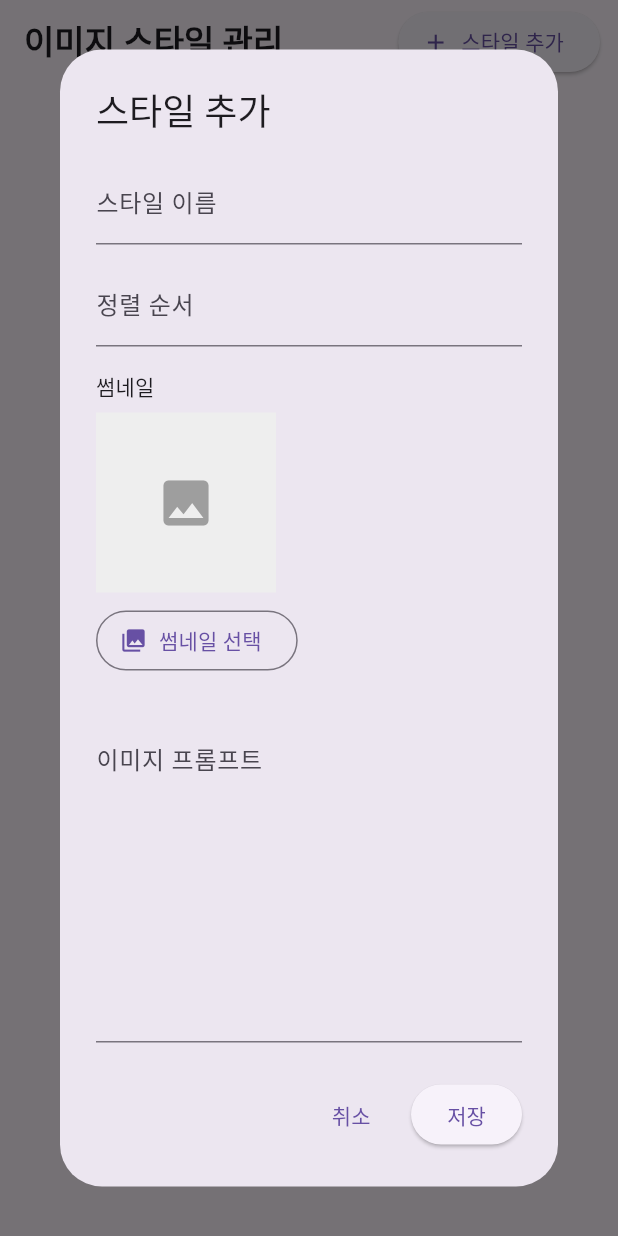
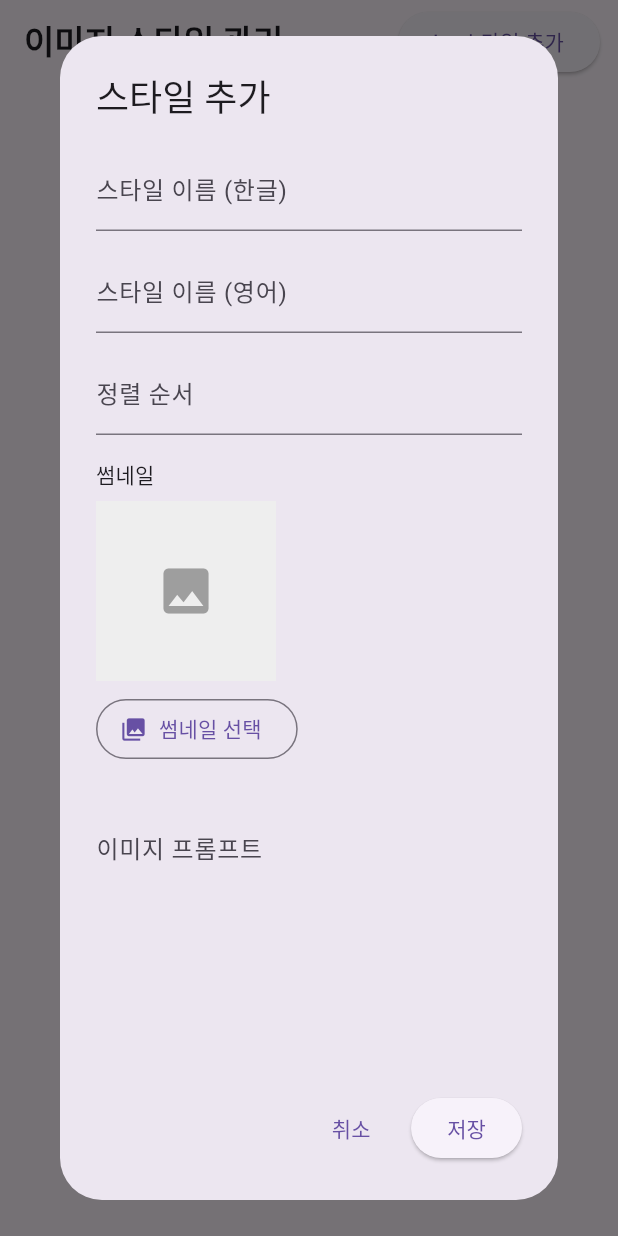
Before and after one commit to hanajungjun/travel_memoir_admin, a Flutter app: the ImageStylePage screen opened directly, after a tap on "스타일 추가", on a phone screen of 412 x 824 dp. Run offline on Flutter 3.47's test engine with Material 3 defaults, Android fonts, the phone set to English and light mode, and no system bars; our stand-ins replace image_picker, supabase_flutter; accounts and stored records are empty.

Commit message:
“update”

```diff
--- a/lib/models/image_style_model.dart
+++ b/lib/models/image_style_model.dart
@@ -1,16 +1,16 @@
 class ImageStyleModel {
   final String id;
-  final String title;
+  final String title; // 한국어 타이틀
+  final String titleEn; // 영어 타이틀 (추가)
   final String prompt;
   final bool isEnabled;
-
-  // 🔥 추가
   final String? thumbnailUrl;
   final int sortOrder;
 
   ImageStyleModel({
     required this.id,
     required this.title,
+    required this.titleEn,
     required this.prompt,
     required this.isEnabled,
     this.thumbnailUrl,
@@ -20,11 +20,10 @@ class ImageStyleModel {
   factory ImageStyleModel.fromMap(Map<String, dynamic> map) {
     return ImageStyleModel(
       id: map['id'] as String,
-      title: map['title'] as String,
-      prompt: map['prompt'] as String,
+      title: map['title'] as String? ?? '',
+      titleEn: map['title_en'] as String? ?? '', // DB의 title_en 매핑
+      prompt: map['prompt'] as String? ?? '',
       isEnabled: map['is_enabled'] as bool? ?? true,
-
-      // 🔥 추가
       thumbnailUrl: map['thumbnail_url'] as String?,
       sortOrder: map['sort_order'] as int? ?? 0,
     );
@@ -32,6 +31,7 @@ class ImageStyleModel {
 
   ImageStyleModel copyWith({
     String? title,
+    String? titleEn,
     String? prompt,
     bool? isEnabled,
     String? thumbnailUrl,
@@ -40,10 +40,9 @@ class ImageStyleModel {
     return ImageStyleModel(
       id: id,
       title: title ?? this.title,
+      titleEn: titleEn ?? this.titleEn,
       prompt: prompt ?? this.prompt,
       isEnabled: isEnabled ?? this.isEnabled,
-
-      // 🔥 추가
       thumbnailUrl: thumbnailUrl ?? this.thumbnailUrl,
       sortOrder: sortOrder ?? this.sortOrder,
     );
--- a/lib/pages/image_style_page.dart
+++ b/lib/pages/image_style_page.dart
@@ -28,11 +28,9 @@ class _ImageStylePageState extends State<ImageStylePage> {
     setState(() => _loading = false);
   }
 
-  // =====================================================
-  // ✏️ 추가 / 수정 다이얼로그
-  // =====================================================
   Future<void> _openEditor({ImageStyleModel? style}) async {
     final titleCtrl = TextEditingController(text: style?.title ?? '');
+    final titleEnCtrl = TextEditingController(text: style?.titleEn ?? '');
     final promptCtrl = TextEditingController(text: style?.prompt ?? '');
     final orderCtrl =
         TextEditingController(text: style?.sortOrder.toString() ?? '');
@@ -50,26 +48,23 @@ class _ImageStylePageState extends State<ImageStylePage> {
               child: Column(
                 crossAxisAlignment: CrossAxisAlignment.start,
                 children: [
-                  // 스타일 이름
                   TextField(
                     controller: titleCtrl,
-                    decoration: const InputDecoration(labelText: '스타일 이름'),
+                    decoration: const InputDecoration(labelText: '스타일 이름 (한글)'),
                   ),
                   const SizedBox(height: 12),
-
-                  // 정렬 순서
+                  TextField(
+                    controller: titleEnCtrl,
+                    decoration: const InputDecoration(labelText: '스타일 이름 (영어)'),
+                  ),
+                  const SizedBox(height: 12),
                   TextField(
                     controller: orderCtrl,
                     keyboardType: TextInputType.number,
                     decoration: const InputDecoration(labelText: '정렬 순서'),
                   ),
                   const SizedBox(height: 16),
-
-                  // 썸네일
-                  Text(
-                    '썸네일',
-                    style: Theme.of(context).textTheme.labelLarge,
-                  ),
+                  Text('썸네일', style: Theme.of(context).textTheme.labelLarge),
                   const SizedBox(height: 8),
                   Container(
                     width: 120,
@@ -80,7 +75,8 @@ class _ImageStylePageState extends State<ImageStylePage> {
                         : (style?.thumbnailUrl != null &&
                                 style!.thumbnailUrl!.isNotEmpty)
                             ? Image.network(
-                                style.thumbnailUrl!,
+                                // ✨ 캐시 방지를 위해 URL 뒤에 항상 타임스탬프를 붙여서 보여줌
+                                '${style.thumbnailUrl}?t=${DateTime.now().millisecondsSinceEpoch}',
                                 fit: BoxFit.cover,
                               )
                             : const Icon(Icons.image,
@@ -92,19 +88,15 @@ class _ImageStylePageState extends State<ImageStylePage> {
                     label: const Text('썸네일 선택'),
                     onPressed: () async {
                       final picker = ImagePicker();
-                      final file = await picker.pickImage(
-                        source: ImageSource.gallery,
-                      );
+                      final file =
+                          await picker.pickImage(source: ImageSource.gallery);
                       if (file != null) {
                         final bytes = await file.readAsBytes();
                         setModalState(() => pickedImageBytes = bytes);
                       }
                     },
                   ),
-
                   const SizedBox(height: 20),
-
-                  // 프롬프트
                   TextField(
                     controller: promptCtrl,
                     maxLines: 8,
@@ -120,12 +112,10 @@ class _ImageStylePageState extends State<ImageStylePage> {
           actions: [
             TextButton(
                 onPressed: () => Navigator.pop(context, false),
-              child: const Text('취소'),
-            ),
+                child: const Text('취소')),
             ElevatedButton(
                 onPressed: () => Navigator.pop(context, true),
-              child: const Text('저장'),
-            ),
+                child: const Text('저장')),
           ],
         ),
       ),
@@ -134,55 +124,53 @@ class _ImageStylePageState extends State<ImageStylePage> {
     if (saved != true) return;
 
     // ============================
-    // ✅ 신규 추가
+    // ✅ 신규 추가 로직
     // ============================
     if (style == null) {
       await ImageStyleService.add(
         title: titleCtrl.text,
+        titleEn: titleEnCtrl.text,
         prompt: promptCtrl.text,
       );
-
       await _load();
       final newStyle = _styles.first;
 
       if (pickedImageBytes != null) {
+        // 새 파일 업로드 (이름에 타임스탬프 포함됨)
         final url = await ImageStyleService.uploadThumbnail(
           styleId: newStyle.id,
           imageBytes: pickedImageBytes!,
         );
 
-        await ImageStyleService.update(
-          newStyle.copyWith(
+        await ImageStyleService.update(newStyle.copyWith(
           thumbnailUrl: url,
           sortOrder: int.tryParse(orderCtrl.text) ?? newStyle.sortOrder,
-          ),
-        );
+        ));
       }
     }
-
     // ============================
-    // ✅ 기존 수정
+    // ✅ 기존 수정 로직
     // ============================
     else {
       String? thumbnailUrl = style.thumbnailUrl;
 
       if (pickedImageBytes != null) {
+        // 🔥 [중요] 기존 URL(oldUrl)을 넘겨주어 이전 파일을 지우고 새 파일을 만듭니다.
         thumbnailUrl = await ImageStyleService.uploadThumbnail(
           styleId: style.id,
           imageBytes: pickedImageBytes!,
+          oldUrl: style.thumbnailUrl, // 이전 주소 전달
         );
       }
 
-      await ImageStyleService.update(
-        style.copyWith(
+      await ImageStyleService.update(style.copyWith(
         title: titleCtrl.text,
+        titleEn: titleEnCtrl.text,
         prompt: promptCtrl.text,
-          thumbnailUrl: thumbnailUrl,
+        thumbnailUrl: thumbnailUrl, // 새 주소로 DB 업데이트
         sortOrder: int.tryParse(orderCtrl.text) ?? style.sortOrder,
-        ),
-      );
+      ));
     }
-
     await _load();
   }
 
@@ -200,8 +188,7 @@ class _ImageStylePageState extends State<ImageStylePage> {
         actions: [
           TextButton(
               onPressed: () => Navigator.pop(context, false),
-            child: const Text('취소'),
-          ),
+              child: const Text('취소')),
           ElevatedButton(
             style: ElevatedButton.styleFrom(backgroundColor: Colors.red),
             onPressed: () => Navigator.pop(context, true),
@@ -210,7 +197,6 @@ class _ImageStylePageState extends State<ImageStylePage> {
         ],
       ),
     );
-
     if (ok == true) {
       await ImageStyleService.delete(style);
       await _load();
@@ -221,10 +207,8 @@ class _ImageStylePageState extends State<ImageStylePage> {
   Widget build(BuildContext context) {
     return Scaffold(
       appBar: AppBar(
-        title: const Text(
-          '이미지 스타일 관리',
-          style: TextStyle(fontWeight: FontWeight.bold),
-        ),
+        title: const Text('이미지 스타일 관리',
+            style: TextStyle(fontWeight: FontWeight.bold)),
         actions: [
           Padding(
             padding: const EdgeInsets.only(right: 12),
@@ -247,33 +231,29 @@ class _ImageStylePageState extends State<ImageStylePage> {
                   leading: style.thumbnailUrl != null &&
                           style.thumbnailUrl!.isNotEmpty
                       ? Image.network(
-                          style.thumbnailUrl!,
+                          // ✨ 리스트에서도 캐시를 방지하기 위해 쿼리 파라미터 추가
+                          '${style.thumbnailUrl}?v=${DateTime.now().millisecondsSinceEpoch}',
                           width: 48,
                           height: 48,
                           fit: BoxFit.cover,
+                          key: ValueKey(style.thumbnailUrl), // 위젯 강제 빌드
                         )
                       : const Icon(Icons.image),
-                  title: Text(style.title),
-                  subtitle: Text(
-                    '정렬: ${style.sortOrder}\n${style.prompt}',
-                    maxLines: 2,
-                    overflow: TextOverflow.ellipsis,
-                  ),
+                  title: Text('${style.title} (${style.titleEn})'),
+                  subtitle: Text('정렬: ${style.sortOrder}\n${style.prompt}',
+                      maxLines: 2, overflow: TextOverflow.ellipsis),
                   trailing: Row(
                     mainAxisSize: MainAxisSize.min,
                     children: [
                       Switch(
                           value: style.isEnabled,
-                        onChanged: (v) => _toggle(style, v),
-                      ),
+                          onChanged: (v) => _toggle(style, v)),
                       IconButton(
                           icon: const Icon(Icons.edit),
-                        onPressed: () => _openEditor(style: style),
-                      ),
+                          onPressed: () => _openEditor(style: style)),
                       IconButton(
                           icon: const Icon(Icons.delete_outline),
-                        onPressed: () => _confirmDelete(style),
-                      ),
+                          onPressed: () => _confirmDelete(style)),
                     ],
                   ),
                 );
--- a/lib/services/image_style_service.dart
+++ b/lib/services/image_style_service.dart
@@ -1,118 +1,104 @@
 import 'dart:typed_data';
+import 'package:flutter/material.dart';
 import 'package:supabase_flutter/supabase_flutter.dart';
-
 import '../models/image_style_model.dart';
-import 'package:travel_memoir_admin/storage_paths.dart';
 
 class ImageStyleService {
   static final _client = Supabase.instance.client;
   static const _bucket = 'travel_images';
 
-  // =====================================================
-  // 🔹 Admin: 전체 스타일 (최신 생성순)
-  // =====================================================
   static Future<List<ImageStyleModel>> fetchAll() async {
     final res = await _client
         .from('ai_image_styles')
         .select()
         .order('created_at', ascending: false);
-
     return (res as List).map((e) => ImageStyleModel.fromMap(e)).toList();
   }
 
-  // =====================================================
-  // 🔹 App: 사용 중 스타일만 (정렬 순서 기준)
-  // =====================================================
   static Future<List<ImageStyleModel>> fetchEnabled() async {
     final res = await _client
         .from('ai_image_styles')
         .select()
         .eq('is_enabled', true)
         .order('sort_order', ascending: true);
-
     return (res as List).map((e) => ImageStyleModel.fromMap(e)).toList();
   }
 
-  // =====================================================
-  // ➕ 스타일 추가 (썸네일은 나중에 업로드)
-  // =====================================================
-  static Future<void> add({
-    required String title,
-    required String prompt,
-  }) async {
+  static Future<void> add(
+      {required String title,
+      required String titleEn,
+      required String prompt}) async {
     final maxRes = await _client
         .from('ai_image_styles')
         .select('sort_order')
         .order('sort_order', ascending: false)
         .limit(1)
         .maybeSingle();
-
     final nextOrder = (maxRes?['sort_order'] as int? ?? 0) + 1;
-
     await _client.from('ai_image_styles').insert({
       'title': title,
+      'title_en': titleEn,
       'prompt': prompt,
       'sort_order': nextOrder,
       'is_enabled': true,
     });
   }
 
-  // =====================================================
-  // ✏️ 스타일 수정
-  // =====================================================
   static Future<void> update(ImageStyleModel style) async {
     await _client.from('ai_image_styles').update({
       'title': style.title,
+      'title_en': style.titleEn,
       'prompt': style.prompt,
-      'thumbnail_url': style.thumbnailUrl,
+      'thumbnail_url': style.thumbnailUrl, // ✨ 새로 생성된 URL이 여기 들어감
       'sort_order': style.sortOrder,
       'updated_at': DateTime.now().toIso8601String(),
     }).eq('id', style.id);
   }
 
-  // =====================================================
-  // 🔄 사용 / 미사용 토글
-  // =====================================================
   static Future<void> setEnabled(String id, bool enabled) async {
     await _client.from('ai_image_styles').update({
       'is_enabled': enabled,
-      'updated_at': DateTime.now().toIso8601String(),
+      'updated_at': DateTime.now().toIso8601String()
     }).eq('id', id);
   }
 
-  // =====================================================
-  // 🖼️ 썸네일 업로드 (🔥 storage_paths 기준)
-  // system/style_thumbnails/{styleId}.png
-  // =====================================================
+  // 🔥 [핵심 수정] 썸네일 업로드 시 파일명을 유니크하게 변경
   static Future<String> uploadThumbnail({
     required String styleId,
     required Uint8List imageBytes,
+    String? oldUrl, // 이전 파일을 지우기 위해 oldUrl을 받음
   }) async {
-    final path = StoragePaths.styleThumbnail(styleId);
+    // 1. 기존 파일이 있다면 스토리지에서 먼저 삭제 (용량 관리)
+    if (oldUrl != null && oldUrl.isNotEmpty) {
+      try {
+        final oldPath = oldUrl.split('$_bucket/').last.split('?').first;
+        await _client.storage.from(_bucket).remove([oldPath]);
+      } catch (e) {
+        debugPrint("기존 파일 삭제 실패 (무시 가능): $e");
+      }
+    }
 
+    // 2. 새 파일명 생성 (styleId + 타임스탬프)
+    final timestamp = DateTime.now().millisecondsSinceEpoch;
+    final newPath = 'system/style_thumbnails/${styleId}_$timestamp.png';
+
+    // 3. 업로드
     await _client.storage.from(_bucket).uploadBinary(
-          path,
+          newPath,
           imageBytes,
-          fileOptions: const FileOptions(
-            upsert: true, // 🔥 수정 시 덮어쓰기
-            contentType: 'image/png',
-          ),
+          fileOptions:
+              const FileOptions(contentType: 'image/png', upsert: true),
         );
 
-    return _client.storage.from(_bucket).getPublicUrl(path);
+    // 4. 새로운 공용 URL 반환
+    return _client.storage.from(_bucket).getPublicUrl(newPath);
   }
 
-  // =====================================================
-  // 🗑️ 스타일 + 썸네일 삭제 (🔥 URL 파싱 ❌)
-  // =====================================================
   static Future<void> delete(ImageStyleModel style) async {
-    // 썸네일 삭제
     if (style.thumbnailUrl != null && style.thumbnailUrl!.isNotEmpty) {
-      final path = StoragePaths.styleThumbnail(style.id);
+      final path = style.thumbnailUrl!.split('$_bucket/').last.split('?').first;
       await _client.storage.from(_bucket).remove([path]);
     }
-
-    // DB 삭제
     await _client.from('ai_image_styles').delete().eq('id', style.id);
   }
 }
```
Lines whose indentation alone changed are shown as unchanged.
